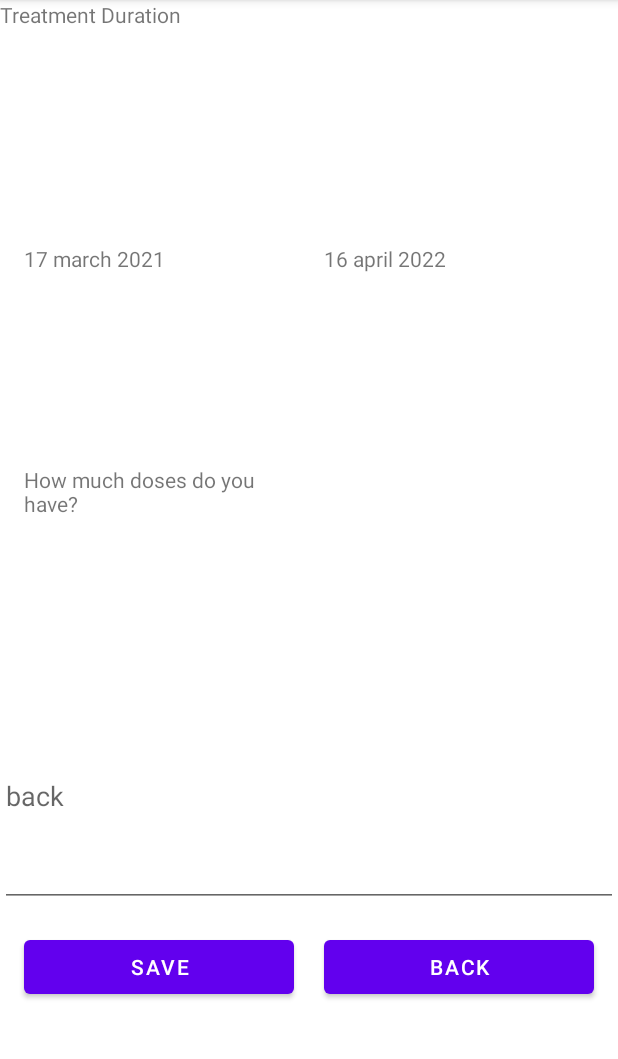
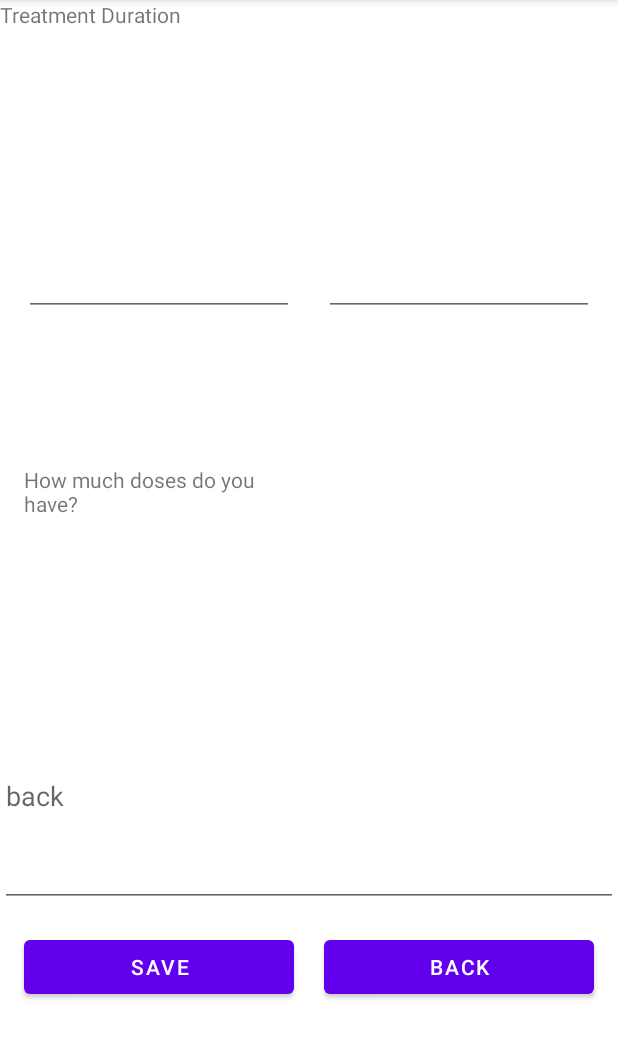
Before and after one commit to AbdallaBadreldin/medicaAPP, an Android app: the fragment AddMedFragmentSecond placed in its activity, after a tap on "NEXT", on a phone screen of 412 x 824 dp, the part 84-1143 px from its top. Run offline under Robolectric (Android 15) with nearby library versions, the phone set to English and light mode, and no system bars; 6 statements that could not run were skipped; 1 other tap on this screen came first.

Commit message:
add medications inside room db

```diff
--- a/app/src/main/java/eg/iti/pillsmanager/addDrug/view/AddMedFragmentSecond.java
+++ b/app/src/main/java/eg/iti/pillsmanager/addDrug/view/AddMedFragmentSecond.java
@@ -2,6 +2,8 @@ package eg.iti.pillsmanager.addDrug.view;
 
 import android.app.DatePickerDialog;
 import android.os.Bundle;
+import android.text.Editable;
+import android.text.TextWatcher;
 import android.util.Log;
 import android.view.LayoutInflater;
 import android.view.View;
@@ -11,15 +13,20 @@ import android.widget.Button;
 import android.widget.CheckBox;
 import android.widget.CompoundButton;
 import android.widget.DatePicker;
+import android.widget.EditText;
 import android.widget.RadioButton;
 import android.widget.RadioGroup;
 import android.widget.Spinner;
 import android.widget.TextView;
 import android.widget.TimePicker;
 
+import androidx.annotation.NonNull;
+import androidx.annotation.Nullable;
 import androidx.fragment.app.Fragment;
 
 import com.google.android.material.floatingactionbutton.FloatingActionButton;
+
+import java.util.Calendar;
 
 import eg.iti.pillsmanager.R;
 import eg.iti.pillsmanager.model.Medicine;
@@ -46,7 +53,12 @@ RadioGroup select_days;
     @Override
     public View onCreateView(LayoutInflater inflater, ViewGroup container,
                              Bundle savedInstanceState) {
-         View view=inflater.inflate(R.layout.fragment_add_med_second, container, false);
+        View view = inflater.inflate(R.layout.fragment_add_med_second, container, false);
+
+
+
+
+
          back = view.findViewById(R.id.btn_back_add_two);
         next =view.findViewById(R.id.btn_next_add_second);
         floatingActionButton =view.findViewById(R.id.btn_alarm_add_second);
@@ -132,6 +144,7 @@ RadioGroup select_days;
              public void onClick(View view) {
                  Bundle bundle = getArguments();
                  Medicine medicine = bundle.getParcelable("med1");
+
                  medicine.setLastdoseQuantity( dose_value.getSelectedItem().toString());
                  medicine.setTimeOfMed(time_of_med.getHour());
                  medicine.setDateOfMed(date_of_med.getDayOfMonth());
@@ -151,4 +164,79 @@ RadioGroup select_days;
         return view;
     }
 
-}
+  /*  @Override
+    public void onViewCreated(@NonNull View view, @Nullable Bundle savedInstanceState) {
+        super.onViewCreated(view, savedInstanceState);
+
+        EditText date;
+        date = view.findViewById(R.id.start_date);
+
+        TextWatcher tw = new TextWatcher() {
+            private String current = "";
+            private String ddmmyyyy = "DDMMYYYY";
+            private Calendar cal = Calendar.getInstance();
+
+            @Override
+            public void beforeTextChanged(CharSequence charSequence, int i, int i1, int i2) {
+
+            }
+
+            @Override
+            public void onTextChanged(CharSequence s, int start, int before, int count) {
+                if (!s.toString().equals(current)) {
+                    String clean = s.toString().replaceAll("[^\\d.]|\\.", "");
+                    String cleanC = current.replaceAll("[^\\d.]|\\.", "");
+
+                    int cl = clean.length();
+                    int sel = cl;
+                    for (int i = 2; i <= cl && i < 6; i += 2) {
+                        sel++;
+                    }
+                    //Fix for pressing delete next to a forward slash
+                    if (clean.equals(cleanC)) sel--;
+
+                    if (clean.length() < 8) {
+                        clean = clean + ddmmyyyy.substring(clean.length());
+                    } else {
+                        //This part makes sure that when we finish entering numbers
+                        //the date is correct, fixing it otherwise
+                        int day = Integer.parseInt(clean.substring(0, 2));
+                        int mon = Integer.parseInt(clean.substring(2, 4));
+                        int year = Integer.parseInt(clean.substring(4, 8));
+
+                        mon = mon < 1 ? 1 : mon > 12 ? 12 : mon;
+                        cal.set(Calendar.MONTH, mon - 1);
+                        year = (year < 1900) ? 1900 : (year > 2100) ? 2100 : year;
+                        cal.set(Calendar.YEAR, year);
+
+
+                        // ^ first set year for the line below to work correctly
+                        //with leap years - otherwise, date e.g. 29/02/2012
+                        //would be automatically corrected to 28/02/2012
+
+                        day = (day > cal.getActualMaximum(Calendar.DATE)) ? cal.getActualMaximum(Calendar.DATE) : day;
+                        clean = String.format("%02d%02d%02d", day, mon, year);
+                    }
+
+                    clean = String.format("%s/%s/%s", clean.substring(0, 2),
+                            clean.substring(2, 4),
+                            clean.substring(4, 8));
+
+                    sel = sel < 0 ? 0 : sel;
+                    current = clean;
+                    date.setText(current);
+                    date.setSelection(sel < current.length() ? sel : current.length());
+                }
+            }
+
+            @Override
+            public void afterTextChanged(Editable editable) {
+
+            }
+        };
+
+        date.addTextChangedListener(tw);
+
+
+    }
+*/}
--- a/app/src/main/java/eg/iti/pillsmanager/addDrug/view/AddMedFragmentThree.java
+++ b/app/src/main/java/eg/iti/pillsmanager/addDrug/view/AddMedFragmentThree.java
@@ -56,7 +56,9 @@ public class AddMedFragmentThree extends Fragment {
         start_date.setOnClickListener(new View.OnClickListener() {
             @Override
             public void onClick(View view) {
+
                 showDatePickerDialog(view);
+                start_date.setText(start_date.getText());
             }
         });
 
@@ -71,23 +73,24 @@ public class AddMedFragmentThree extends Fragment {
             public void onClick(View view) {
                 Bundle bundle = getArguments();
                 Medicine medicine = bundle.getParcelable("med2");
-
+                medicine.setFirstName("esraa");
+                medicine.setSecondName("khaled");
                 medicine.setStart_date(start_date.getText().toString());
                 medicine.setEnd_date(end_date.getText().toString());
                 medicine.setLastdoseQuantity( doses_left.getText().toString());
                 Toast.makeText(getContext(),"ssssssssssssss",Toast.LENGTH_LONG).show();
 
 
-                Medicine m =new Medicine("string","secondname","nsadas",true,"because iam sick","form","weak","strong","5547791","986486",456,"56",1000,true,212598,2272022);
+               // Medicine m =new Medicine("string","secondname","nsadas",true,"because iam sick","form","weak","strong","5547791","986486",456,"56",1000,true,212598,2272022);
 
 
-                new ConcreteLocalClass(getContext()).insertMedicine(m);
+               /* new ConcreteLocalClass(getContext()).insertMedicine(m);
 
                 ConcreteLocalClass.getConcreteLocalClassInstance(getActivity()).insertMedicine(m);
-                Toast.makeText(getContext(),"rrrrrrrrrrrrrrrrrrrrrrrrrrrrrrrrrrrrrrrrrrrrrrrrrrr",Toast.LENGTH_LONG).show();
+                Toast.makeText(getContext(),"rrrrrrrrrrrrrrrrrrrrrrrrrrrrrrrrrrrrrrrrrrrrrrrrrrr",Toast.LENGTH_LONG).show();*/
 
                 repo= Repository.getInstance(remoteSource,localSource,getContext());
-                repo.insertMedicine(m);
+                repo.insertMedicine(medicine);
 
 
 //                medicinePresenterInterface.addMedicineToDataBase(medicine);
@@ -103,7 +106,8 @@ public class AddMedFragmentThree extends Fragment {
         return view;
     }
     public void showDatePickerDialog(View v) {
-        DialogFragment newFragment = new DatePickerFragment();
+        DatePickerFragment newFragment = new DatePickerFragment();
         newFragment.show(getActivity().getSupportFragmentManager(), "datePicker");
+
     }
 }
--- a/app/src/main/java/eg/iti/pillsmanager/model/Dose.java
+++ b/app/src/main/java/eg/iti/pillsmanager/model/Dose.java
@@ -2,6 +2,7 @@ package eg.iti.pillsmanager.model;
 
 import androidx.annotation.NonNull;
 import androidx.room.Entity;
+import androidx.room.Ignore;
 import androidx.room.PrimaryKey;
 @Entity(tableName = "Dose")
 public class Dose {
@@ -17,6 +18,8 @@ public class Dose {
     long startTime;
     long endTime;
     int lastOne;
+    @Ignore
+    public  Dose(){}
     public Dose(@NonNull String user, @NonNull String medecine, int day, int month, int year, int doseQuantity, int totalQuantity, boolean active, long startTime, long endTime, int lastOne) {
         this.user = user;
         this.medecine = medecine;
--- a/app/src/main/res/layout/fragment_add_med_three.xml
+++ b/app/src/main/res/layout/fragment_add_med_three.xml
@@ -4,67 +4,69 @@
     xmlns:tools="http://schemas.android.com/tools"
     android:layout_width="match_parent"
     android:layout_height="match_parent"
+    android:orientation="vertical"
     android:weightSum="5"
-    android:orientation="vertical"
     tools:context=".addDrug.view.AddMedFragmentThree">
+
     <TextView
+        android:id="@+id/treatment_duration"
         android:layout_width="match_parent"
         android:layout_height="0dp"
-        android:id="@+id/treatment_duration"
         android:layout_gravity="center"
-        android:text="Treatment Duration"
         android:layout_marginBottom="16dp"
         android:layout_weight="1"
-        />
+        android:text="Treatment Duration" />
+
     <LinearLayout
         android:layout_width="match_parent"
         android:layout_height="0dp"
-        android:orientation="horizontal"
-        android:layout_weight="1">
+        android:layout_weight="1"
+        android:orientation="horizontal">
 
-        <TextView
+        <EditText
             android:id="@+id/start_date"
             android:layout_width="0dp"
             android:layout_height="wrap_content"
             android:layout_marginLeft="16dp"
             android:layout_marginRight="20dp"
             android:layout_weight="1"
-            android:minHeight="48dp"
-            android:onClick="showDatePickerDialog"
-            android:text="@string/start_date" />
+            android:inputType="date"
+            android:minHeight="48dp" />
+        <!--        android:onClick="showDatePickerDialog"-->
 
-        <TextView
+        <EditText
             android:id="@+id/end_date"
             android:layout_width="0dp"
             android:layout_height="wrap_content"
             android:layout_marginRight="16dp"
             android:layout_weight="1"
-            android:minHeight="48dp"
-            android:onClick="showDatePickerDialog"
-            android:text="@string/end_date" />
+            android:inputType="date"
+            android:minHeight="48dp" />
+        <!--        android:onClick="showDatePickerDialog"-->
+        <!--        android:text="@string/end_date"-->
+    </LinearLayout>
 
-
-    </LinearLayout>
     <LinearLayout
         android:layout_width="match_parent"
         android:layout_height="0dp"
-        android:orientation="horizontal"
-        android:layout_weight="1">
+        android:layout_weight="1"
+        android:orientation="horizontal">
+
         <TextView
+            android:id="@+id/Quantity_of_med"
             android:layout_width="0dp"
             android:layout_height="wrap_content"
+            android:layout_marginLeft="16dp"
+            android:layout_marginRight="20dp"
             android:layout_weight="1"
-            android:id="@+id/Quantity_of_med"
-            android:layout_marginRight="20dp"
-            android:layout_marginLeft="16dp"
-            android:text="How much doses do you have?"/>
+            android:text="How much doses do you have?" />
+
         <TextView
+            android:id="@+id/Quantity_of_med_value"
             android:layout_width="0dp"
             android:layout_height="wrap_content"
-            android:layout_weight="1"
-            android:id="@+id/Quantity_of_med_value"
             android:layout_marginRight="16dp"
-            />
+            android:layout_weight="1" />
 
     </LinearLayout>
 
@@ -79,29 +81,28 @@
     <LinearLayout
         android:layout_width="match_parent"
         android:layout_height="0dp"
-        android:orientation="horizontal"
-        android:layout_weight="1">
+        android:layout_weight="1"
+        android:orientation="horizontal">
+
         <Button
+            android:id="@+id/btn_save_add_three"
             android:layout_width="0dp"
             android:layout_height="wrap_content"
+            android:layout_marginLeft="16dp"
             android:layout_weight="1"
-            android:id="@+id/btn_save_add_three"
-            android:layout_marginLeft="16dp"
-            android:text="@string/save"/>
+            android:text="@string/save" />
+
         <Button
+            android:id="@+id/btn_back_add_two"
             android:layout_width="0dp"
             android:layout_height="wrap_content"
-            android:layout_weight="1"
             android:layout_marginLeft="20dp"
             android:layout_marginRight="16dp"
-            android:id="@+id/btn_back_add_two"
-            android:text="@string/back"
-            />
+            android:layout_weight="1"
+            android:text="@string/back" />
 
 
     </LinearLayout>
 
 
-
-
 </LinearLayout>
--- a/app/src/main/res/layout/fragment_edit_med_three.xml
+++ b/app/src/main/res/layout/fragment_edit_med_three.xml
@@ -20,23 +20,27 @@
         android:layout_height="0dp"
         android:orientation="horizontal"
         android:layout_weight="1">
-        <TextView
+        <EditText
             android:id="@+id/start_date"
             android:layout_width="0dp"
             android:layout_height="wrap_content"
-            android:text="@string/start_date"
+            android:layout_marginLeft="16dp"
             android:layout_marginRight="20dp"
-            android:layout_marginLeft="16dp"
-            android:onClick="showDatePickerDialog"
-            android:layout_weight="1"/>
-        <TextView
+            android:layout_weight="1"
+            android:inputType="date"
+            android:minHeight="48dp" />
+        <!--        android:onClick="showDatePickerDialog"-->
+
+        <EditText
+            android:id="@+id/end_date"
             android:layout_width="0dp"
             android:layout_height="wrap_content"
-            android:id="@+id/end_date"
-            android:text="1"
-            android:onClick="showDatePickerDialog"
             android:layout_marginRight="16dp"
-            android:layout_weight="1"/>
+            android:layout_weight="1"
+            android:inputType="date"
+            android:minHeight="48dp" />
+        <!--        android:onClick="showDatePickerDialog"-->
+        <!--        android:text="@string/end_date"-->
 
 
     </LinearLayout>
```
